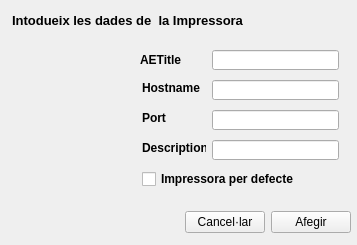
Qt form starviewer/src/extensions/playground/imageprint/qdicomaddprinterwidgetbase.ui (starviewer-medical/starviewer) before a commit.
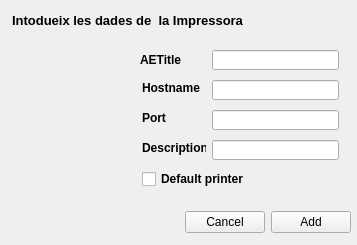
The same form after that commit. Icons and pictures are not drawn.

Commit message: ENH:Es tradueixen text de controls a l'anglés i es corregeix l'ordre de les tabulacions

Patch:
```diff
--- a/starviewer/src/extensions/playground/imageprint/qdicomaddprinterwidgetbase.ui
+++ b/starviewer/src/extensions/playground/imageprint/qdicomaddprinterwidgetbase.ui
@@ -36,14 +36,14 @@
     <item>
      <widget class="QPushButton" name="m_cancelButton">
       <property name="text">
-       <string>Cancel·lar</string>
+       <string>Cancel</string>
       </property>
      </widget>
     </item>
     <item>
      <widget class="QPushButton" name="m_addButton">
       <property name="text">
-       <string>Afegir</string>
+       <string>Add</string>
       </property>
      </widget>
     </item>
@@ -211,7 +211,7 @@
     </font>
    </property>
    <property name="text">
-    <string>Impressora per defecte</string>
+    <string>Default printer</string>
    </property>
   </widget>
   <widget class="QLineEdit" name="m_printerDescriptionLineEdit">
```
Left out of the diff: 9 changed lines with no effect on the pictures.
